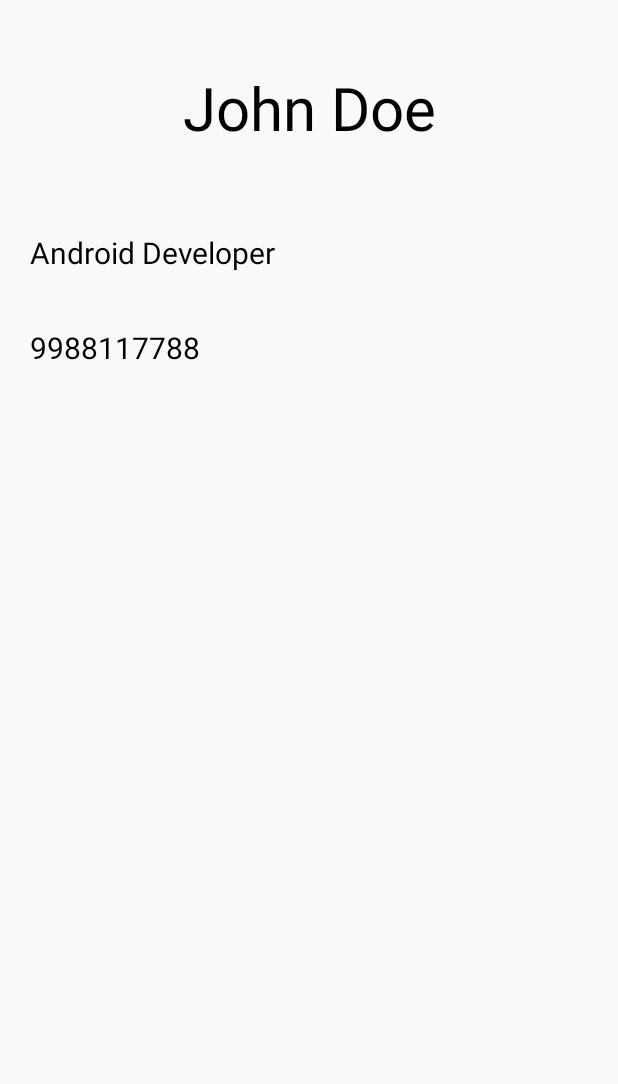
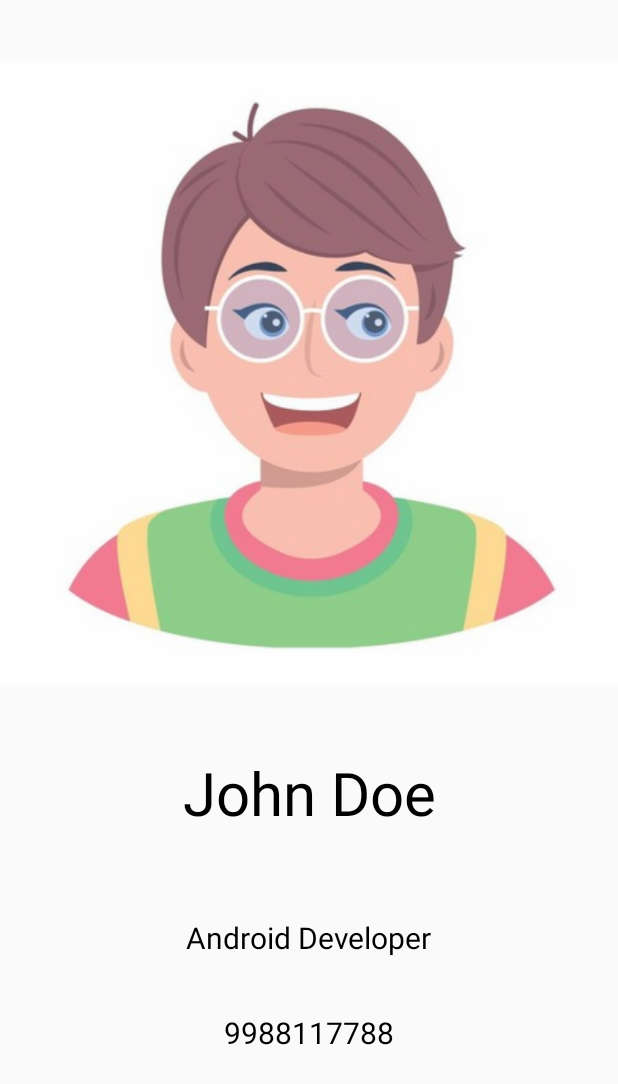
Before and after one commit to ZSank/IntroCard, an Android app built with Jetpack Compose: the screen it shows after launch (MainActivity), on a phone screen of 412 x 824 dp. Shown: the top 1084 px of the screen. Run offline under Robolectric (Android 15) with nearby library versions, the phone set to English and light mode, and no system bars.

Commit message:
add image

```diff
--- /dev/null
+++ b/app/src/main/java/com/sankapp/introcard/IntroCardWithImage.kt
@@ -0,0 +1,68 @@
+package com.sankapp.introcard
+
+import androidx.compose.foundation.Image
+import androidx.compose.foundation.layout.Arrangement
+import androidx.compose.foundation.layout.Column
+import androidx.compose.foundation.layout.Row
+import androidx.compose.foundation.layout.fillMaxHeight
+import androidx.compose.foundation.layout.fillMaxSize
+import androidx.compose.foundation.layout.fillMaxWidth
+import androidx.compose.foundation.layout.padding
+import androidx.compose.material3.Text
+import androidx.compose.runtime.Composable
+import androidx.compose.ui.Alignment
+import androidx.compose.ui.Modifier
+import androidx.compose.ui.res.painterResource
+import androidx.compose.ui.text.style.TextAlign
+import androidx.compose.ui.tooling.preview.Preview
+import androidx.compose.ui.unit.dp
+import androidx.compose.ui.unit.sp
+
+@Preview(showBackground = true, showSystemUi = true)
+@Composable
+fun MyNameWithImage() {
+    Column(
+        modifier = Modifier
+            .fillMaxWidth()
+            .fillMaxHeight()
+            .padding(top = 40.dp),
+        horizontalAlignment = Alignment.CenterHorizontally,
+        verticalArrangement = Arrangement.Top
+    ) {
+        Image(
+            painter = painterResource(R.drawable.person_introcard),
+            contentDescription = "this is my image",
+            alpha = 0.8F,
+        )
+        Text(text = "John Doe",
+            modifier = Modifier.padding(top = 50.dp),
+            fontSize = 40.sp,
+            textAlign = TextAlign.Center
+        )
+        Text(text = "Android Developer",
+            modifier = Modifier
+                .padding(20.dp)
+                .padding(top = 40.dp),
+            fontSize = 20.sp,
+        )
+        Text(text = "9988117788",
+            modifier = Modifier.padding(20.dp),
+            fontSize = 20.sp
+        )
+    }
+}
+
+@Preview(showBackground = true, showSystemUi = true)
+@Composable
+fun TestingRow(modifier: Modifier = Modifier) {
+    Row(
+        modifier = Modifier.padding(top = 40.dp).fillMaxSize(),
+        horizontalArrangement = Arrangement.SpaceEvenly
+
+    ) {
+        Text("One", fontSize = 40.sp)
+        Text("One", fontSize = 40.sp)
+        Text("One", fontSize = 40.sp)
+        Text("One", fontSize = 40.sp)
+    }
+}
--- a/app/src/main/java/com/sankapp/introcard/MainActivity.kt
+++ b/app/src/main/java/com/sankapp/introcard/MainActivity.kt
@@ -25,7 +25,7 @@ class MainActivity : ComponentActivity() {
         super.onCreate(savedInstanceState)
         enableEdgeToEdge()
         setContent {
-            MyName()
+            MyNameWithImage()
         }
     }
 }
```
Also changed, not shown: app/src/main/res/drawable/person_introcard.jpg (added), 2 other files.
